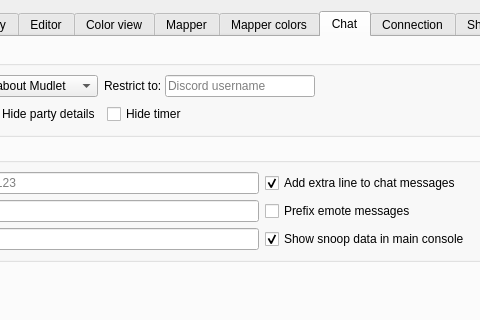
Qt form src/ui/profile_preferences.ui (Mudlet/Mudlet) before a commit; both pictures show x 224 to 704 and y 0 to 320 of the 1055 by 876 pixel window.
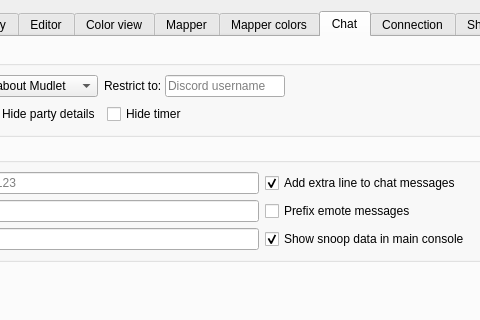
The same form after that commit. The open tabs and pages were chosen to show the change. Icons and pictures are not drawn. Custom widgets are drawn as their Qt base class.

Commit message: Improve: Discord username restriction and deferred RPC init

```diff
--- a/src/ui/profile_preferences.ui
+++ b/src/ui/profile_preferences.ui
@@ -3488,10 +3488,16 @@
                  </property>
                  <property name="minimumSize">
                   <size>
-                   <width>150</width>
+                   <width>120</width>
                    <height>0</height>
                   </size>
                  </property>
+                 <property name="maximumSize">
+                  <size>
+                   <width>120</width>
+                   <height>16777215</height>
+                  </size>
+                 </property>
                  <property name="toolTip">
                   <string>&lt;p&gt;Mudlet will only show Rich Presence information while you use this Discord username (useful if you have multiple Discord accounts). Leave empty to show it for any Discord account you log in to.&lt;/p&gt;</string>
                  </property>
@@ -3506,6 +3512,13 @@
               </layout>
              </widget>
             </item>
+            <item>
+             <widget class="QLabel" name="label_discordCurrentUser">
+              <property name="text">
+               <string notr="true"/>
+              </property>
+             </widget>
+            </item>
             <item>
              <spacer>
               <property name="orientation">
```
Left out of the diff: 2 changed lines with no effect on the pictures. The commit also changes 4 other files.
